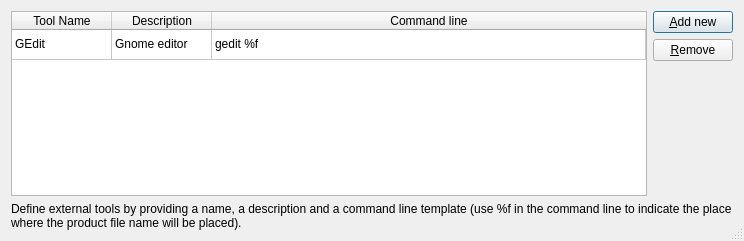
Before: the Qt Designer form qpfhmi/exttoolsdef.ui in aardalath/qpf, drawn with Qt 5.
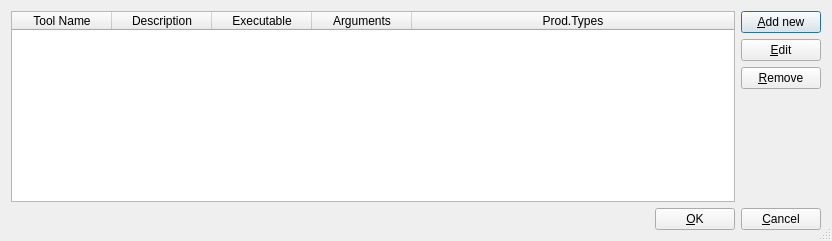
After: the same form once the commit is applied.

Commit message: Modifications to support the configuration of user defined tools

Patch:
```diff
--- a/qpfhmi/exttoolsdef.ui
+++ b/qpfhmi/exttoolsdef.ui
@@ -6,7 +6,7 @@
    <rect>
     <x>0</x>
     <y>0</y>
-    <width>744</width>
+    <width>832</width>
     <height>241</height>
    </rect>
   </property>
@@ -30,11 +30,6 @@
        <attribute name="verticalHeaderStretchLastSection">
         <bool>false</bool>
        </attribute>
-       <row>
-        <property name="text">
-         <string>1</string>
-        </property>
-       </row>
        <column>
         <property name="text">
          <string>Tool Name</string>
@@ -47,24 +42,19 @@
        </column>
        <column>
         <property name="text">
-         <string>Command line</string>
+         <string>Executable</string>
         </property>
        </column>
-       <item row="0" column="0">
+       <column>
         <property name="text">
-         <string>GEdit</string>
+         <string>Arguments</string>
         </property>
-       </item>
-       <item row="0" column="1">
+       </column>
+       <column>
         <property name="text">
-         <string>Gnome editor</string>
+         <string>Prod.Types</string>
         </property>
-       </item>
-       <item row="0" column="2">
-        <property name="text">
-         <string>gedit %f</string>
-        </property>
-       </item>
+       </column>
       </widget>
      </item>
      <item>
@@ -77,7 +67,14 @@
         </widget>
        </item>
        <item>
-        <widget class="QPushButton" name="pushButton_2">
+        <widget class="QPushButton" name="btnEdit">
+         <property name="text">
+          <string>&amp;Edit</string>
+         </property>
+        </widget>
+       </item>
+       <item>
+        <widget class="QPushButton" name="btnRemove">
          <property name="text">
           <string>&amp;Remove</string>
          </property>
@@ -101,14 +98,47 @@
     </layout>
    </item>
    <item>
-    <widget class="QLabel" name="label">
-     <property name="text">
-      <string>Define external tools by providing a name, a description and a command line template (use %f in the command line to indicate the place where the product file name will be placed).</string>
+    <layout class="QHBoxLayout" name="horizontalLayout_2">
+     <property name="leftMargin">
+      <number>0</number>
      </property>
-     <property name="wordWrap">
-      <bool>true</bool>
+     <property name="topMargin">
+      <number>0</number>
      </property>
-    </widget>
+     <property name="rightMargin">
+      <number>0</number>
+     </property>
+     <property name="bottomMargin">
+      <number>0</number>
+     </property>
+     <item>
+      <spacer name="horizontalSpacer">
+       <property name="orientation">
+        <enum>Qt::Horizontal</enum>
+       </property>
+       <property name="sizeHint" stdset="0">
+        <size>
+         <width>40</width>
+         <height>20</height>
+        </size>
+       </property>
+      </spacer>
+     </item>
+     <item>
+      <widget class="QPushButton" name="btnOK">
+       <property name="text">
+        <string>&amp;OK</string>
+       </property>
+      </widget>
+     </item>
+     <item>
+      <widget class="QPushButton" name="btnCancel">
+       <property name="text">
+        <string>&amp;Cancel</string>
+       </property>
+      </widget>
+     </item>
+    </layout>
    </item>
   </layout>
  </widget>
```
Left out of the diff: 127 changed lines with no effect on the pictures. The commit also changes 12 other files.
